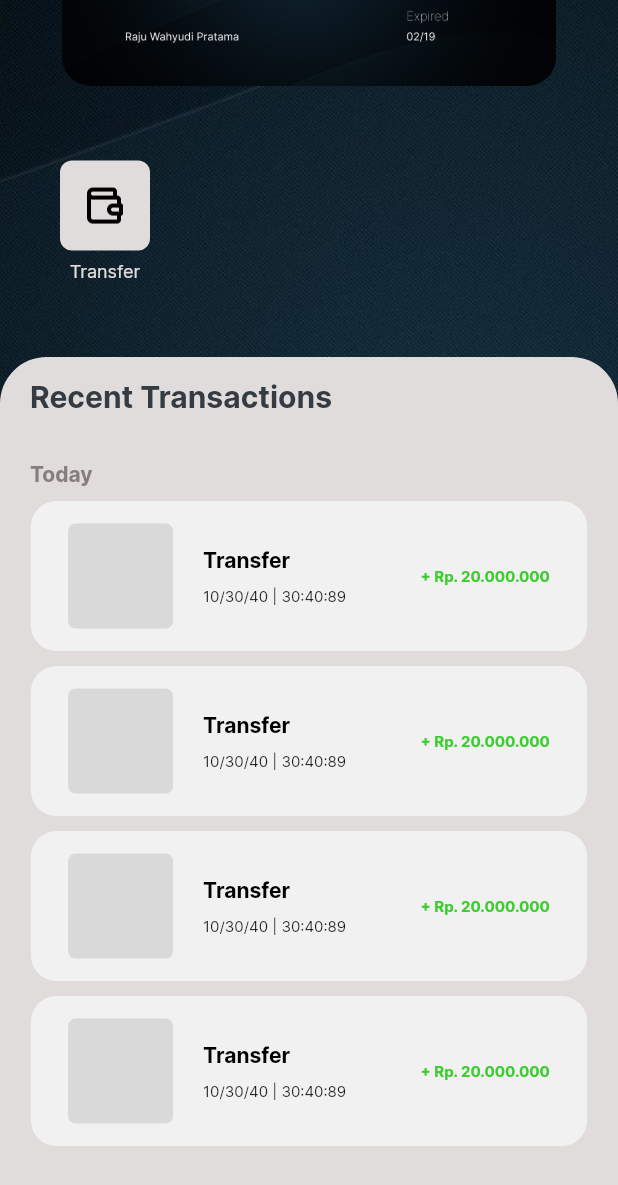
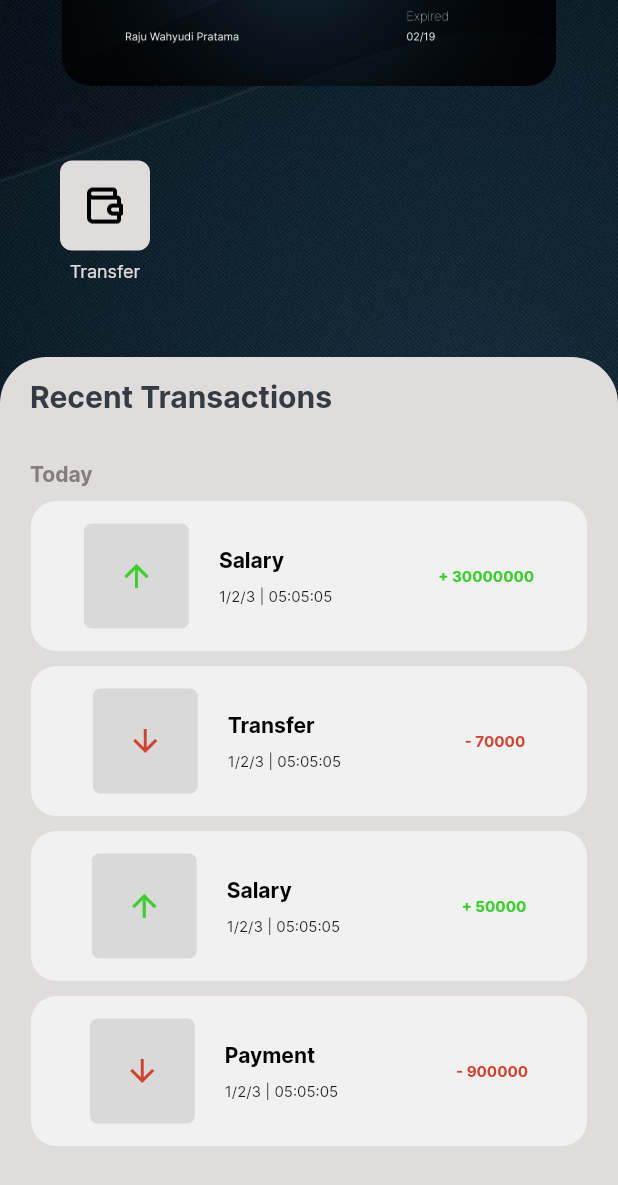
Before and after one commit to rajuwahyudii/mainmenu_mobile_banking-Flutter, a Flutter app: the screen it shows after launch, scrolled down 264 dp, on a phone screen of 412 x 824 dp. Shown: the top 1185 px of the screen. Run offline on Flutter 3.47's test engine with Material 2 defaults, Android fonts, the phone set to English and light mode, and no system bars.

Commit message:
make history of transaction static with parameters

```diff
--- a/lib/widgets/history.dart
+++ b/lib/widgets/history.dart
@@ -3,11 +3,27 @@ import 'package:mobile_banking_menu/theme/color.dart';
 import 'package:mobile_banking_menu/theme/font.dart';
 
 class HistoryWidget extends StatelessWidget {
-  const HistoryWidget({Key? key}) : super(key: key);
+  //parameters
+  String date;
+  String time;
+  String status;
+  bool isCahsin;
+  int balance;
+  HistoryWidget({
+    //required parameters of history
+    required this.time,
+    required this.date,
+    required this.status,
+    required this.isCahsin,
+    required this.balance,
+    Key? key,
+  }) : super(key: key);
 
   @override
   Widget build(BuildContext context) {
     Size size = MediaQuery.of(context).size;
+
+    //body of history widget
     return Center(
       child: Container(
         margin: const EdgeInsets.only(bottom: 10),
@@ -33,6 +49,10 @@ class HistoryWidget extends StatelessWidget {
                       borderRadius: BorderRadius.circular(5),
                       color: greyButtonColor,
                     ),
+                    child: Icon(
+                      isCahsin ? Icons.arrow_upward : Icons.arrow_downward,
+                      color: isCahsin ? cashInTextColor : cashOutTextColor,
+                    ),
                   ),
                 ),
                 const SizedBox(
@@ -41,25 +61,25 @@ class HistoryWidget extends StatelessWidget {
                 Column(
                   crossAxisAlignment: CrossAxisAlignment.start,
                   mainAxisAlignment: MainAxisAlignment.center,
-                  children: const [
+                  children: [
                     Text(
-                      "Transfer",
+                      status,
                       style: statusTextStyle,
                     ),
-                    SizedBox(
+                    const SizedBox(
                       height: 10,
                     ),
                     Text(
-                      "10/30/40 | 30:40:89",
+                      "$date | $time",
                       style: dateTextStyle,
                     ),
                   ],
                 )
               ],
             ),
-            const Text(
-              "+ Rp. 20.000.000",
-              style: cashinTextStyle,
+            Text(
+              isCahsin == true ? "+ $balance" : "- $balance",
+              style: isCahsin == true ? cashinTextStyle : cashoutTextStyle,
             )
           ],
         ),
--- a/lib/widgets/listhistory.dart
+++ b/lib/widgets/listhistory.dart
@@ -29,25 +29,53 @@ class ListHistoryWidget extends StatelessWidget {
       child: Column(
         mainAxisAlignment: MainAxisAlignment.spaceEvenly,
         crossAxisAlignment: CrossAxisAlignment.start,
-        children: const <Widget>[
-          Padding(
+        children: <Widget>[
+          const Padding(
             padding: EdgeInsets.only(left: 20, bottom: 30),
             child: Text(
               "Recent Transactions",
               style: recentTransactionTextStyle,
             ),
           ),
-          Padding(
+
+          //time of transaction overhere
+          const Padding(
             padding: EdgeInsets.only(left: 20, bottom: 10),
             child: Text(
               "Today",
               style: dateTransactionTextStyle,
             ),
           ),
-          HistoryWidget(),
-          HistoryWidget(),
-          HistoryWidget(),
-          HistoryWidget(),
+
+          //add new history in here
+          HistoryWidget(
+            date: "1/2/3",
+            time: "05:05:05",
+            status: "Salary",
+            isCahsin: true,
+            balance: 30000000,
+          ),
+          HistoryWidget(
+            date: "1/2/3",
+            time: "05:05:05",
+            status: "Transfer",
+            isCahsin: false,
+            balance: 70000,
+          ),
+          HistoryWidget(
+            date: "1/2/3",
+            time: "05:05:05",
+            status: "Salary",
+            isCahsin: true,
+            balance: 50000,
+          ),
+          HistoryWidget(
+            date: "1/2/3",
+            time: "05:05:05",
+            status: "Payment",
+            isCahsin: false,
+            balance: 900000,
+          ),
         ],
       ),
     );
```
